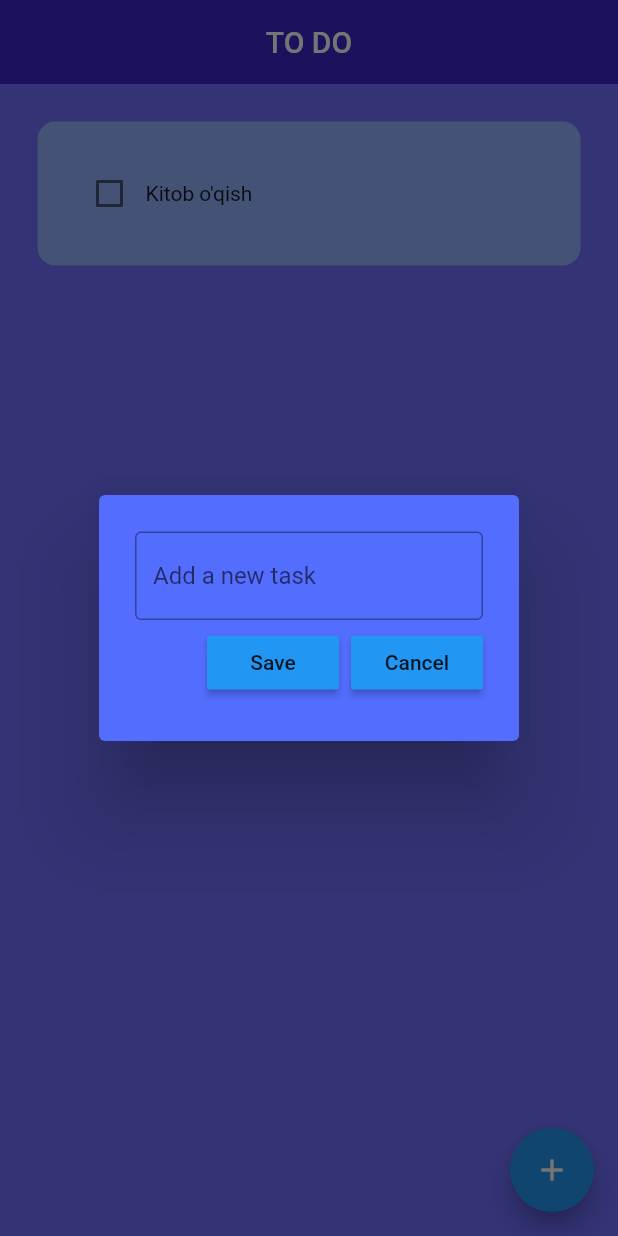
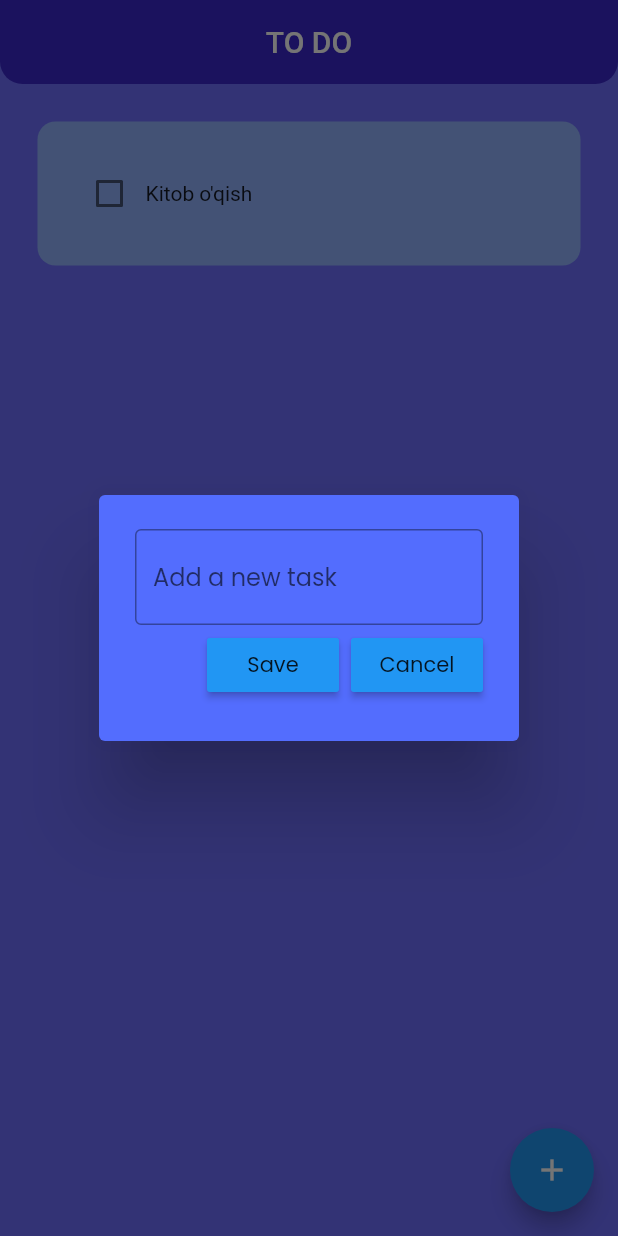
Before and after one commit to alimov18/todo2, a Flutter app: the screen it shows after launch, after a tap on the "add" icon, on a phone screen of 412 x 824 dp. Run offline on Flutter 3.47's test engine with Material 2 defaults, Android fonts, the phone set to English and light mode, and no system bars; drawn by our look-alikes of flutter_slidable; our stand-ins replace hive, hive_flutter; accounts and stored records are empty.

Commit message:
font commit

```diff
--- a/lib/utils/dialog_box.dart
+++ b/lib/utils/dialog_box.dart
@@ -25,15 +25,18 @@ class DialogBox extends StatelessWidget {
             TextField(
               controller: controller,
               decoration: const InputDecoration(
-                border: OutlineInputBorder(),
-                hintText: "Add a new task",
-              ),
+                  border: OutlineInputBorder(),
+                  hintText: "Add a new task",
+                  hintStyle: TextStyle(fontFamily: 'Poppins')),
             ),
             Row(
               mainAxisAlignment: MainAxisAlignment.end,
               children: [
                 //save button
-                MyButton(text: "Save", onPressed: onSave),
+                MyButton(
+                  text: "Save",
+                  onPressed: onSave,
+                ),
                 const SizedBox(
                   width: 8,
                 ),
--- a/lib/utils/my_button.dart
+++ b/lib/utils/my_button.dart
@@ -10,7 +10,10 @@ class MyButton extends StatelessWidget {
   Widget build(BuildContext context) {
     return MaterialButton(
       onPressed: onPressed,
-      child: Text(text),
+      child: Text(
+        text,
+        style: TextStyle(fontFamily: 'Poppins'),
+      ),
       color: Theme.of(context).primaryColor,
     );
   }
--- a/lib/view/home_page.dart
+++ b/lib/view/home_page.dart
@@ -76,6 +76,9 @@ class _HomePageState extends State<HomePage> {
     return Scaffold(
       backgroundColor: const Color.fromARGB(255, 111, 111, 255),
       appBar: AppBar(
+        shape: const RoundedRectangleBorder(
+          borderRadius: BorderRadius.vertical(bottom: Radius.circular(15)),
+        ),
         backgroundColor: const Color(0xff3b28cc),
         title: const Center(
           child: Text("TO DO"),
```
Also changed, not shown: pubspec.yaml (+4 -4 lines), assets/fonts/poppins.ttf (added).
